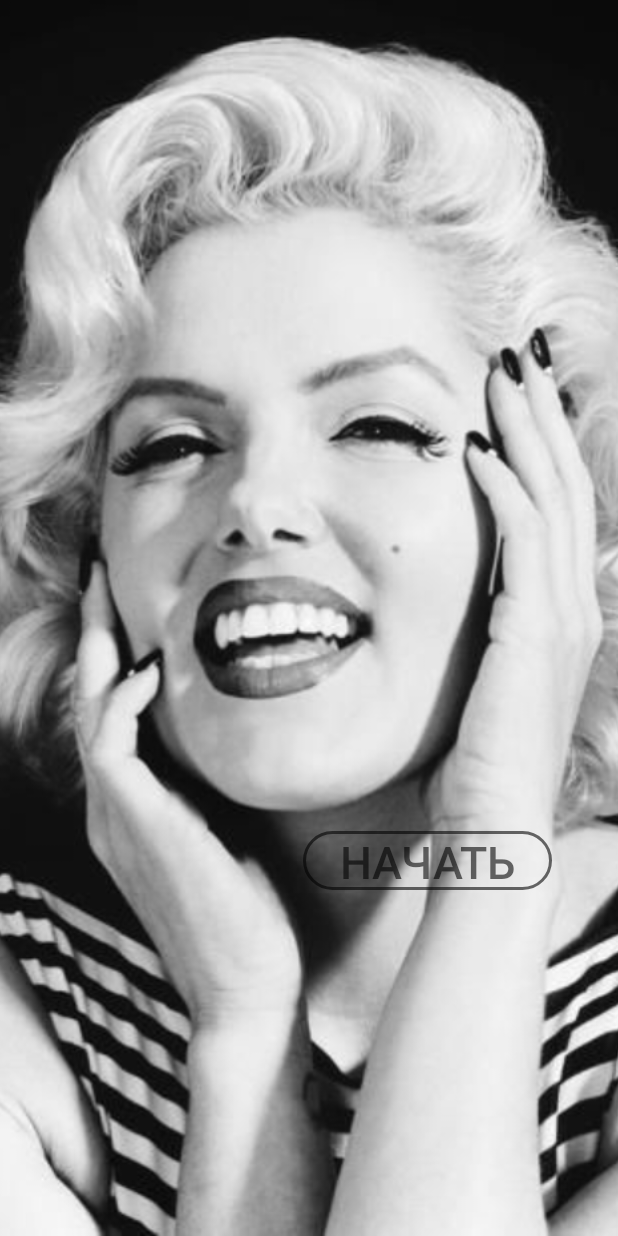
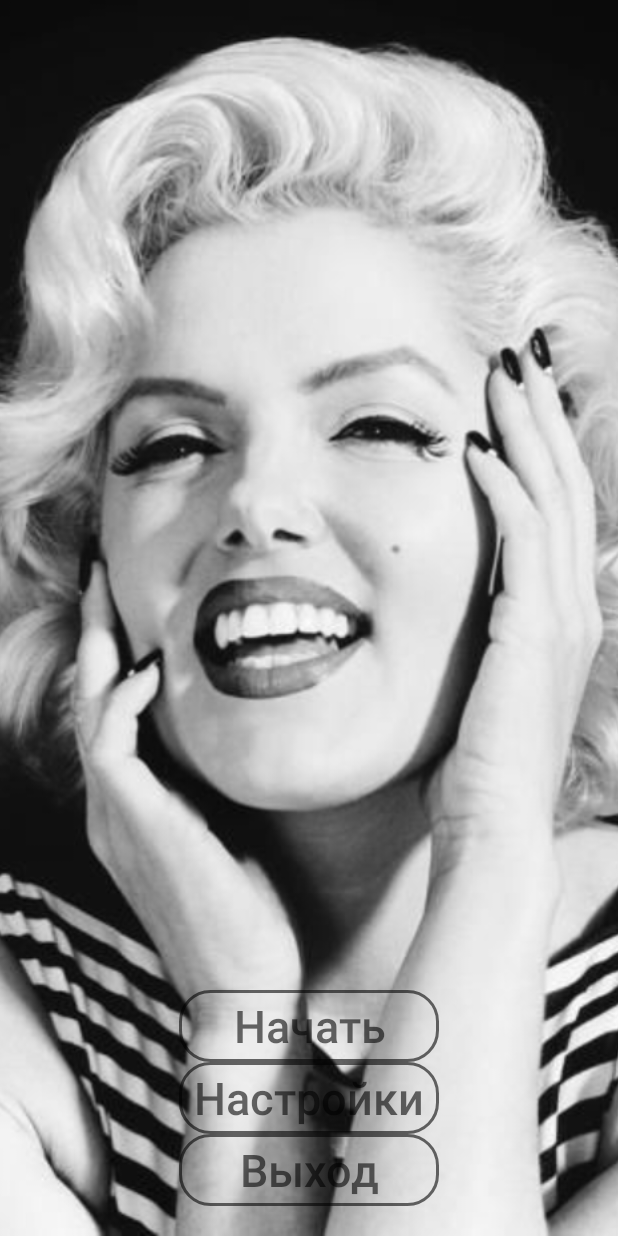
Before and after one commit to arinadro/-IT---Samsung-Arina, an Android app: the layout activity_main.xml on its own in the app's theme, with its tools: preview values and no code run, on a phone screen of 412 x 824 dp. Run offline under Robolectric (Android 15) with nearby library versions, the phone set to English and light mode, and no system bars.

Commit message:
add xml функция, чтобы убиралась шторка с названием приложения и с показом заряда и времени нормальное расположение кнопок снизу активности добалена функция смены увета при нажатии

```diff
--- a/app/src/main/AndroidManifest.xml
+++ b/app/src/main/AndroidManifest.xml
@@ -9,6 +9,7 @@
         android:roundIcon="@mipmap/ic_launcher_round"
         android:supportsRtl="true"
         android:theme="@style/AppTheme">
+        <activity android:name=".Game"></activity>
         <activity android:name=".MainActivity">
             <intent-filter>
                 <action android:name="android.intent.action.MAIN" />
--- a/app/src/main/res/layout/activity_main.xml
+++ b/app/src/main/res/layout/activity_main.xml
@@ -4,6 +4,7 @@
     xmlns:tools="http://schemas.android.com/tools"
     android:layout_width="match_parent"
     android:layout_height="match_parent"
+    android:orientation="vertical"
     tools:context=".MainActivity"
     tools:ignore="ExtraText">
 
@@ -17,36 +18,46 @@
         android:src="@drawable/main_background" />
 
     <LinearLayout
-        android:id="@+id/startLayout"
+        android:id="@+id/case1"
+        android:layout_width="match_parent"
+        android:layout_height="wrap_content"
+        android:layout_alignParentBottom="true"
+        android:layout_centerHorizontal="true"
+        android:gravity="center"
+        android:orientation="vertical"
+        android:padding="10dp">
+
+
+        <LinearLayout
+            android:id="@+id/case2"
             android:layout_width="wrap_content"
-        android:layout_height="60dp"
-        android:layout_alignParentBottom="true"
-        android:layout_marginBottom="220dp"
-        android:orientation="horizontal"
+            android:layout_height="wrap_content"
+            android:orientation="vertical"
             android:padding="10dp">
 
             <Button
                 android:id="@+id/btnStart"
-            android:layout_width="166dp"
-            android:layout_height="39dp"
-            android:layout_marginHorizontal="@android:dimen/thumbnail_width"
+                android:layout_width="match_parent"
+                android:layout_height="match_parent"
+
                 android:background="@drawable/button_stroke_black95_press_white"
                 android:paddingLeft="10dp"
                 android:paddingRight="10dp"
                 android:text="@string/btnStart"
+                android:textAllCaps="false"
                 android:textColor="@color/black95"
                 android:textSize="30sp" />
 
-
             <Button
                 android:id="@+id/btnParams"
-            android:layout_width="match_parent"
-            android:layout_height="match_parent"
-            android:layout_marginHorizontal="@android:dimen/thumbnail_width"
+                android:layout_width="wrap_content"
+                android:layout_height="wrap_content"
+
                 android:background="@drawable/button_stroke_black95_press_white"
                 android:paddingLeft="10dp"
                 android:paddingRight="10dp"
                 android:text="@string/btnPrams"
+                android:textAllCaps="false"
                 android:textColor="@color/black95"
                 android:textSize="30sp" />
 
@@ -54,15 +65,17 @@
                 android:id="@+id/btnExit"
                 android:layout_width="match_parent"
                 android:layout_height="match_parent"
-            android:layout_marginHorizontal="@android:dimen/thumbnail_width"
                 android:background="@drawable/button_stroke_black95_press_white"
                 android:paddingLeft="10dp"
                 android:paddingRight="10dp"
                 android:text="@string/btnExit"
+                android:textAllCaps="false"
                 android:textColor="@color/black95"
                 android:textSize="30sp" />
 
         </LinearLayout>
 
+    </LinearLayout>
+
 
 </RelativeLayout>
--- a/app/src/main/res/values/styles.xml
+++ b/app/src/main/res/values/styles.xml
@@ -6,6 +6,7 @@
         <item name="colorPrimary">@color/colorPrimary</item>
         <item name="colorPrimaryDark">@color/colorPrimaryDark</item>
         <item name="colorAccent">@color/colorAccent</item>
+
     </style>
 
 </resources>
```
Also changed, not shown: app/src/main/java/com/example/guessthemelody/Game.java (added, +22 -0 lines), app/src/main/java/com/example/guessthemelody/MainActivity.java (+18 -1 lines), app/src/main/res/layout/universal.xml (added, +16 -0 lines), app/src/main/res/drawable-v24/purple_480x854.jpg (added). Lines whose indentation alone changed are shown as unchanged.
